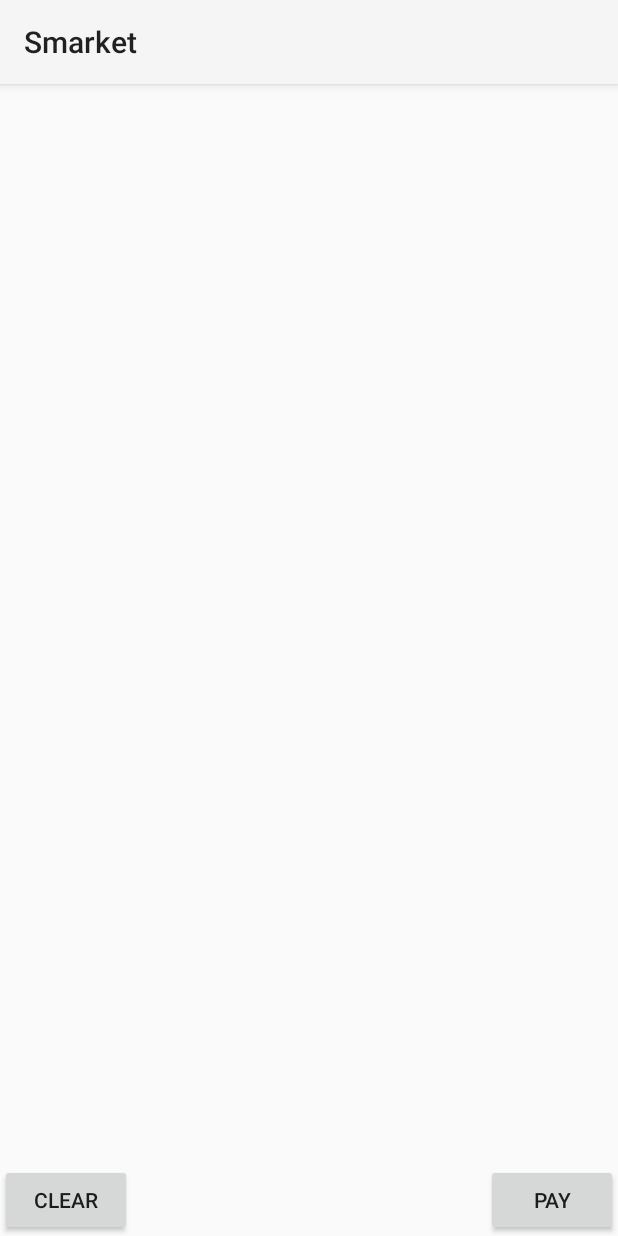
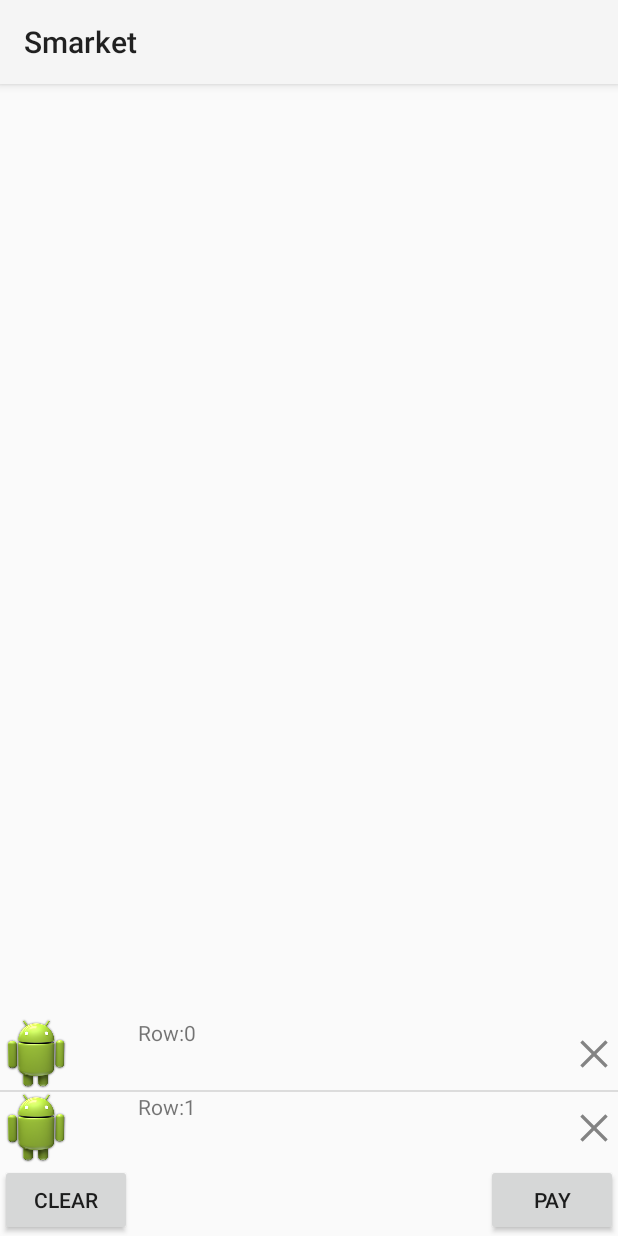
Before and after one commit to yanxusmile/Smarket, an Android app: the fragment CartFragment shown on its own in the app's theme, on a phone screen of 412 x 824 dp. Run offline under Robolectric (Android 15) with nearby library versions, the phone set to English and light mode, and no system bars.

Commit message:
design cart item layout and cart add basic function of cartFragment add cancel icon

```diff
--- a/app/src/main/java/com/mobile/yanxu/smarket/CartFragment.java
+++ b/app/src/main/java/com/mobile/yanxu/smarket/CartFragment.java
@@ -5,11 +5,23 @@ import android.os.Bundle;
 import android.view.LayoutInflater;
 import android.view.View;
 import android.view.ViewGroup;
+import android.widget.ArrayAdapter;
+import android.widget.Button;
+import android.widget.ListView;
+import android.view.View.OnClickListener;
+
+
+import java.util.ArrayList;
 
 /**
  * Created by yanxu on 10/09/2014.
  */
 public class CartFragment extends Fragment {
+
+    private Button btnPay;
+    private ListView cartLv;
+    private ArrayList<String> strArr;
+    private ArrayAdapter<String> adapter;
 
     @Override
     public View onCreateView(LayoutInflater inflater, ViewGroup container,
@@ -17,6 +29,41 @@ public class CartFragment extends Fragment {
 
         View rootView = inflater.inflate(R.layout.fragment_cart, container, false);
 
+        btnPay = (Button) rootView.findViewById(R.id.btnPay);
+        cartLv = (ListView) rootView.findViewById(R.id.listViewCart);
+        strArr = new ArrayList<String>();
+        for (int i = 0; i < 2; i++) {
+            strArr.add("Row:" + i);
+        }
+        adapter = new ArrayAdapter<String>(getActivity(), R.layout.layout_cart_item, R.id.textView, strArr);
+        cartLv.setAdapter(adapter);
+        btnPay.setOnClickListener(new OnClickListener() {
+            @Override
+            public void onClick(View arg0) {
+                // TODO Auto-generated method stub
+                strArr.add("abd");
+                adapter.notifyDataSetChanged();
+
+            }
+        });
+
+//        @Override
+//        protected void onListItemClick(ListView l, View v, int position, long id) {
+//            String item = (String) getListAdapter().getItem(position);
+//            Toast.makeText(this, item + " selected", Toast.LENGTH_LONG).show();
+//        }
+
+
         return rootView;
     }
+
+//    public void onClickCartPay(View view) {
+//        strArr.add("abc");
+//        adapter.notifyDataSetChanged();
+//    }
+//
+//    public void onClickCartClear(View view) {
+//
+//    }
+
 }
--- a/app/src/main/res/layout/fragment_cart.xml
+++ b/app/src/main/res/layout/fragment_cart.xml
@@ -5,17 +5,11 @@
     android:layout_height="match_parent"
     android:weightSum="1">
 
-    <ExpandableListView
-        android:layout_width="match_parent"
-        android:layout_height="429dp"
-        android:id="@+id/expandableListView"
-        android:layout_above="@+id/button" />
-
     <Button
         android:layout_width="wrap_content"
         android:layout_height="wrap_content"
         android:text="@string/cart_pay"
-        android:id="@+id/button"
+        android:id="@+id/btnPay"
         android:layout_gravity="bottom|right"
         android:layout_alignParentBottom="true"
         android:layout_alignParentRight="true"
@@ -25,9 +19,17 @@
         android:layout_width="wrap_content"
         android:layout_height="wrap_content"
         android:text="@string/cart_clear"
-        android:id="@+id/button2"
+        android:id="@+id/btnClear"
         android:layout_alignParentBottom="true"
         android:layout_alignParentLeft="true"
         android:layout_alignParentStart="true" />
 
+    <ListView
+        android:layout_width="wrap_content"
+        android:layout_height="wrap_content"
+        android:id="@+id/listViewCart"
+        android:layout_alignParentLeft="true"
+        android:layout_alignParentStart="true"
+        android:layout_above="@+id/btnPay" />
+
 </RelativeLayout>
--- /dev/null
+++ b/app/src/main/res/layout/layout_cart_item.xml
@@ -0,0 +1,34 @@
+<?xml version="1.0" encoding="utf-8"?>
+
+<RelativeLayout xmlns:android="http://schemas.android.com/apk/res/android"
+    android:layout_width="match_parent"
+    android:layout_height="wrap_content">
+
+
+    <ImageView
+        android:layout_width="wrap_content"
+        android:layout_height="wrap_content"
+        android:id="@+id/imageView"
+        android:src="@drawable/ic_launcher"/>
+
+    <TextView
+        android:layout_width="wrap_content"
+        android:layout_height="wrap_content"
+        android:text="Price"
+        android:id="@+id/textView"
+        android:layout_gravity="right"
+        android:layout_alignTop="@+id/btnDeleteItem"
+        android:layout_toRightOf="@+id/imageView"
+        android:layout_toEndOf="@+id/imageView"
+        android:layout_marginLeft="44dp" />
+
+    <ImageButton
+        android:layout_width="wrap_content"
+        android:layout_height="wrap_content"
+        android:id="@+id/btnDeleteItem"
+        android:background="@drawable/ic_action_cancel"
+        android:layout_centerVertical="true"
+        android:layout_alignParentRight="true"
+        android:layout_alignParentEnd="true" />
+
+</RelativeLayout>
```
Also changed, not shown: app/src/main/res/drawable-hdpi/ic_action_cancel.png (added), app/src/main/res/drawable-mdpi/ic_action_cancel.png (added), app/src/main/res/drawable-xhdpi/ic_action_cancel.png (added), app/src/main/res/drawable-xxhdpi/ic_action_cancel.png (added).
